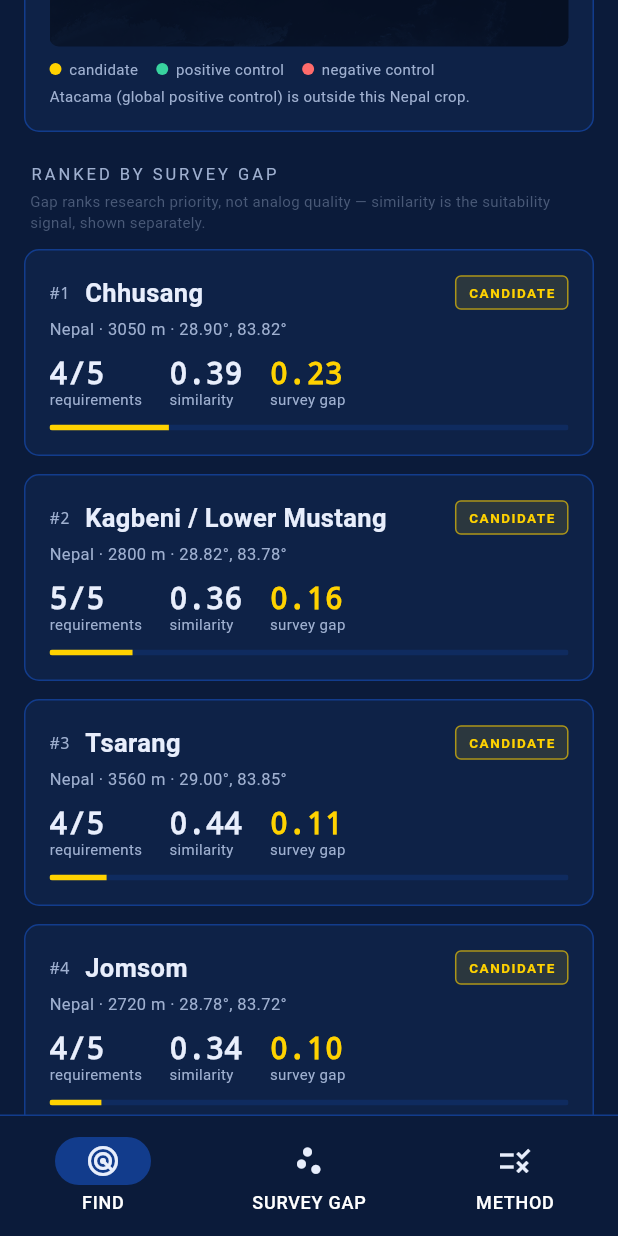
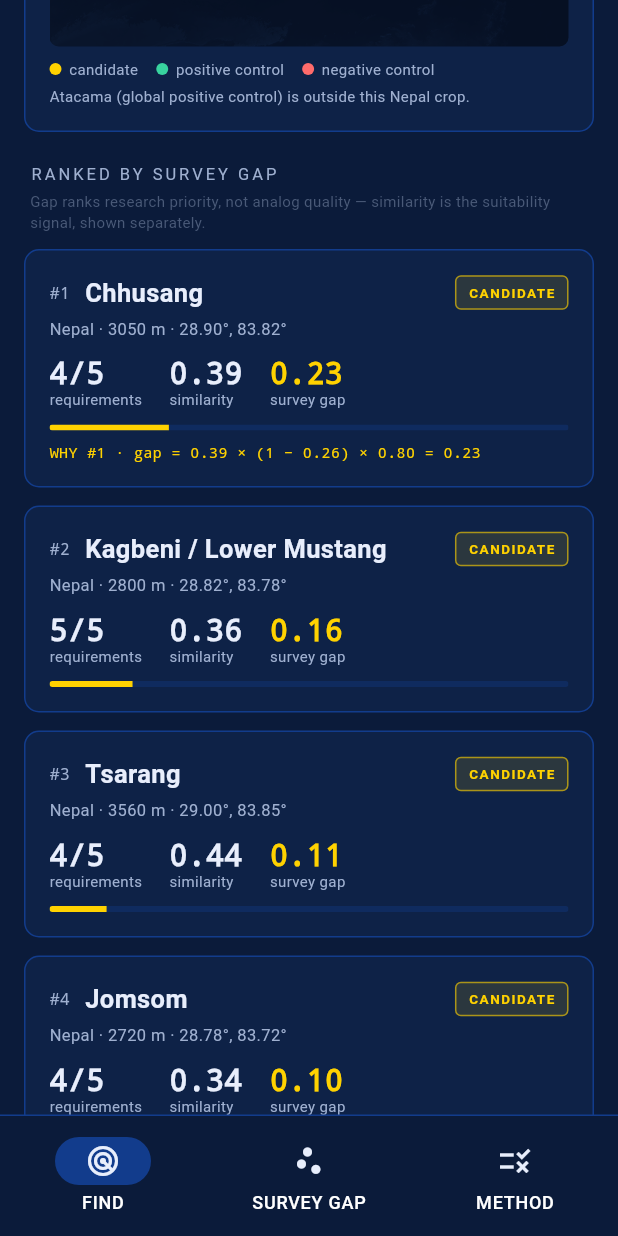
Before and after one commit to sushant-me/roamer, a Flutter app: the screen it shows after launch, scrolled down 576 dp, on a phone screen of 412 x 824 dp. Run offline on Flutter 3.47's test engine with Material 3 defaults, Android fonts, the phone set to English and light mode, and no system bars.

Commit message:
ui: show the survey-gap multiplication on the #1 card

```diff
--- a/lib/main.dart
+++ b/lib/main.dart
@@ -291,7 +291,7 @@ class _FindViewState extends State<FindView> {
           style: TextStyle(color: kGrey, fontSize: 10, height: 1.4)),
     ));
     for (final s in filtered) {
-      children.add(SiteCard(site: s, rank: widget.sites.indexOf(s) + 1, onTap: () => widget.onOpen(s)));
+      children.add(SiteCard(site: s, rank: widget.sites.indexOf(s) + 1, top: s.id == widget.sites.first.id, onTap: () => widget.onOpen(s)));
     }
     return _page(children);
   }
@@ -326,8 +326,9 @@ class _FindViewState extends State<FindView> {
 class SiteCard extends StatelessWidget {
   final Site site;
   final int rank;
+  final bool top;
   final VoidCallback onTap;
-  const SiteCard({super.key, required this.site, required this.rank, required this.onTap});
+  const SiteCard({super.key, required this.site, required this.rank, required this.onTap, this.top = false});
   @override
   Widget build(BuildContext context) => InkWell(
     onTap: onTap,
@@ -351,6 +352,13 @@ class SiteCard extends StatelessWidget {
       ]),
       const SizedBox(height: 10),
       _bar(site.gap, kYellow),
+      if (top) Padding(
+        padding: const EdgeInsets.only(top: 8),
+        child: Text(
+          'WHY #1 · gap = ${site.similarity.toStringAsFixed(2)} × (1 − ${site.attention.toStringAsFixed(2)}) × ${site.operability.toStringAsFixed(2)} = ${site.gap.toStringAsFixed(2)}',
+          style: const TextStyle(color: kYellow, fontSize: 10, fontFamily: 'monospace', height: 1.3),
+        ),
+      ),
     ])),
   );
   Widget _stat(String v, String l, {bool accent = false}) => Column(crossAxisAlignment: CrossAxisAlignment.start, children: [
```
Also changed, not shown: 2 other files.
